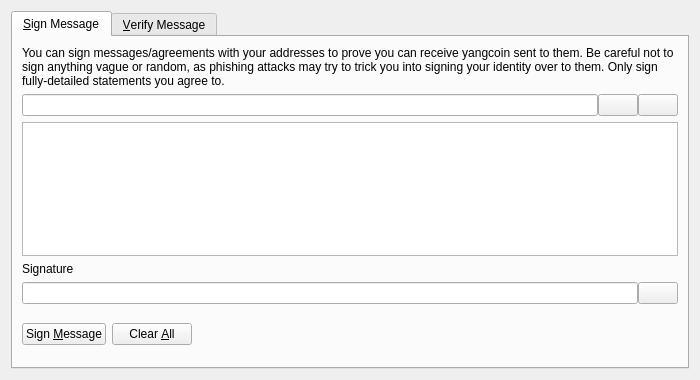
jinbio/jbc_core, file src/qt/forms/signverifymessagedialog.ui: the form before one commit.
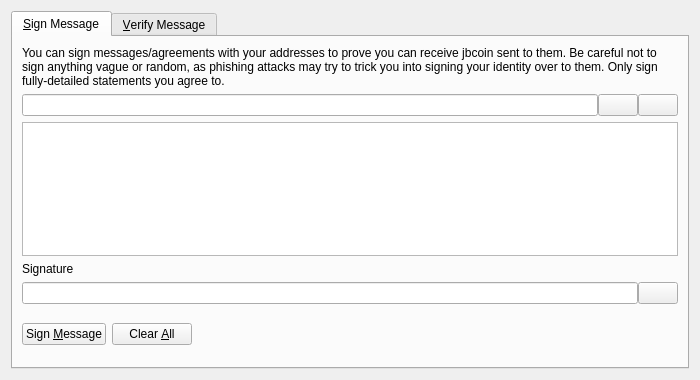
The form after the commit. Icons and pictures are not drawn. Custom widgets are drawn as their Qt base class.

The edit to the form file:
```diff
--- a/src/qt/forms/signverifymessagedialog.ui
+++ b/src/qt/forms/signverifymessagedialog.ui
@@ -30,7 +30,7 @@
        <item>
         <widget class="QLabel" name="infoLabel_SM">
          <property name="text">
-          <string>You can sign messages/agreements with your addresses to prove you can receive yangcoin sent to them. Be careful not to sign anything vague or random, as phishing attacks may try to trick you into signing your identity over to them. Only sign fully-detailed statements you agree to.</string>
+          <string>You can sign messages/agreements with your addresses to prove you can receive jbcoin sent to them. Be careful not to sign anything vague or random, as phishing attacks may try to trick you into signing your identity over to them. Only sign fully-detailed statements you agree to.</string>
          </property>
          <property name="textFormat">
           <enum>Qt::PlainText</enum>
```
Left out of the diff: 8 changed lines with no effect on the pictures.
